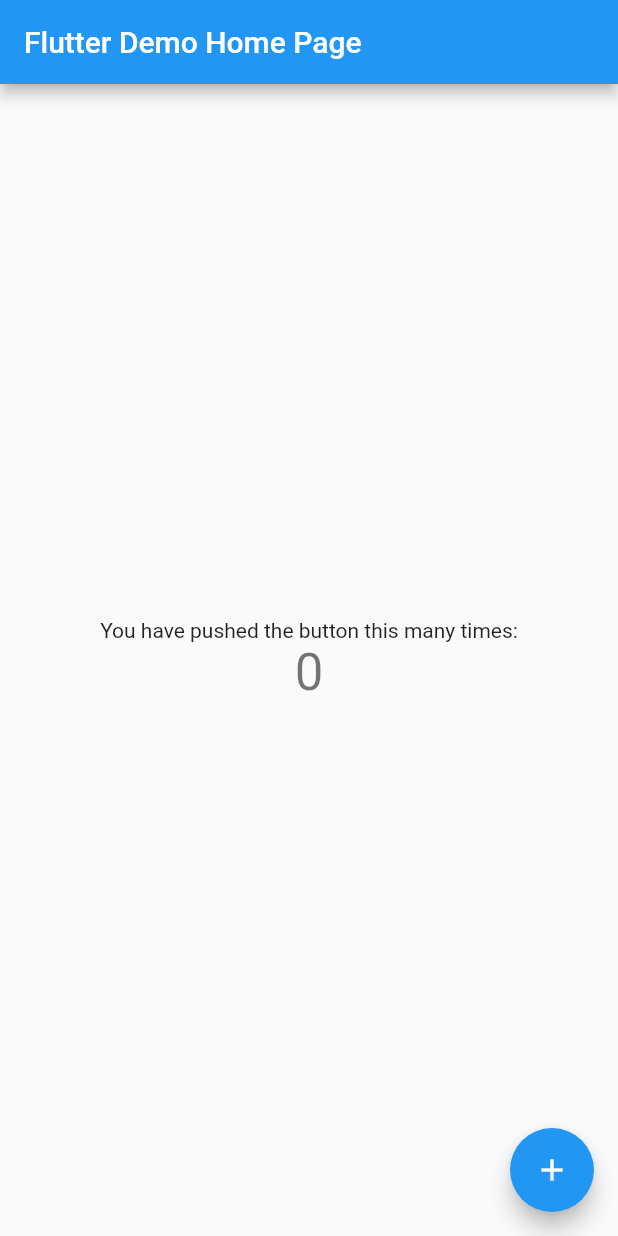
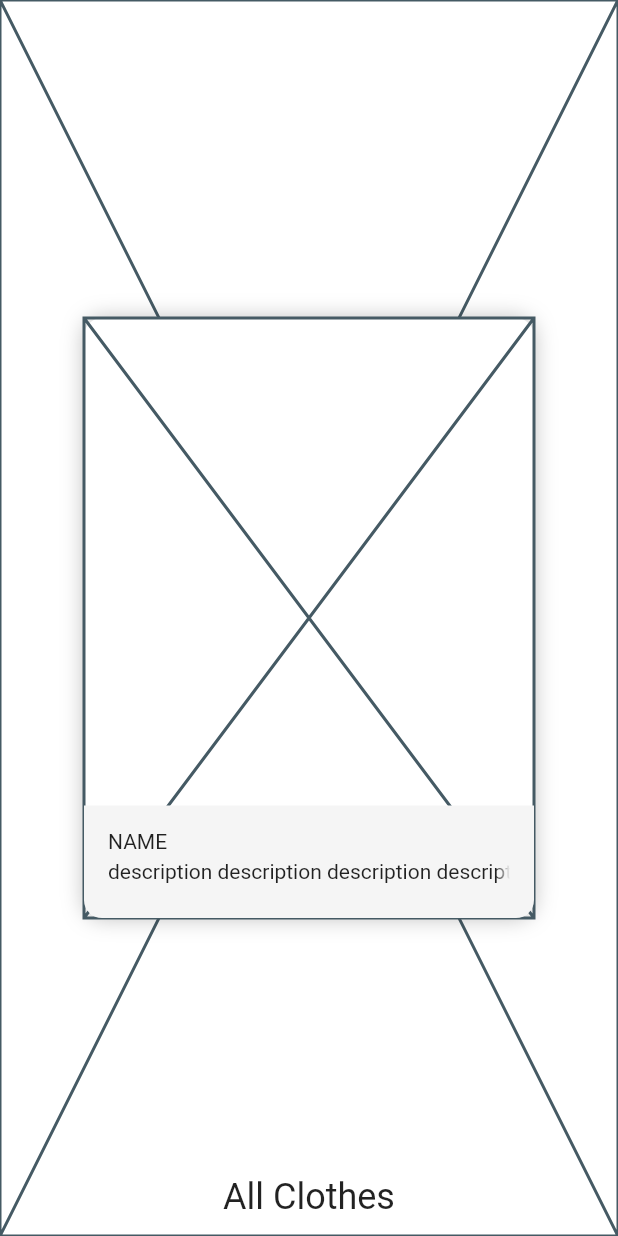
Before and after one commit to DmytroYaskov/A42_project, a Flutter app: the screen it shows after launch, on a phone screen of 412 x 824 dp. Run offline on Flutter 3.47's test engine with Material 2 defaults, Android fonts, the phone set to English and light mode, and no system bars.

Commit message:
first design

```diff
--- /dev/null
+++ b/lib/Item.dart
@@ -0,0 +1,198 @@
+import 'package:flutter/material.dart';
+
+import 'ItemPage.dart';
+
+class ItemWidget extends StatelessWidget{
+
+  String name;
+  String description;
+
+  ItemWidget({Key key,
+    this.name = "NAME",
+    this.description  = "description description description description description description description description description description description description description description description description description description "
+  });
+
+  @override
+  Widget build(BuildContext context) {
+    return Center(
+      child: Container(
+        width: 300,
+        height: 400,
+        decoration: BoxDecoration(
+          color: Colors.white,
+          borderRadius: BorderRadius.all(Radius.circular(12)),
+          boxShadow: [
+            new BoxShadow(
+              color: Colors.black26,
+              blurRadius: 12
+            )
+          ]
+        ),
+        alignment: AlignmentDirectional.bottomCenter,
+        child: Stack(
+          alignment: AlignmentDirectional.bottomCenter,
+          children: <Widget>[
+            Hero(
+              tag: "ItemImage",
+              child: Placeholder(),
+            ),
+            Hero(
+              tag: "Box",
+              child: Container(
+                width: 300,
+                height: 75,
+                decoration: BoxDecoration(
+                    color: Color(0xFFF5F5F5),
+                    borderRadius: BorderRadius.only(
+                        bottomRight: Radius.circular(12),
+                        bottomLeft: Radius.circular(12)
+                    )
+                ),
+                child: Column(
+                  children: <Widget>[
+                    Container(
+
+                      alignment: AlignmentDirectional.topStart,
+
+                      padding: EdgeInsets.only(
+                          left: 16,
+                          top: 16,
+                          right: 16
+                      ),
+                      child: Hero(
+                        tag: "ItemName",
+                        child: Material(
+                          color: Colors.transparent,
+                          child:  Text(name),
+                        ),
+                      ),
+
+
+                    ),
+                    Flexible(
+                      fit: FlexFit.loose,
+                      child: Container(
+
+                        alignment: AlignmentDirectional.topStart,
+
+                        padding: EdgeInsets.only(
+                            left: 16,
+                            top: 4,
+                            right: 16,
+                            bottom: 16
+                        ),
+
+                        decoration: BoxDecoration(
+                        ),
+
+                        child: Hero(
+                          tag: "ItemDes",
+                          child: Material(
+                            color: Colors.transparent,
+                            child: Text(description,
+                              overflow: TextOverflow.fade,
+                              softWrap: false,
+                            ),
+                          ),
+                        ),
+
+
+                      ),
+                    ),
+                  ],
+                ),
+              ),
+              flightShuttleBuilder: (flightContext, animation, direction,
+                  fromContext, toContext) {
+                return Container(
+                  height: 75,
+                  decoration: BoxDecoration(
+                      color: Color(0xFFF5F5F5),
+                      borderRadius: BorderRadius.only(
+                          bottomRight: Radius.circular(12),
+                          bottomLeft: Radius.circular(12)
+                      )
+                  ),
+                  child: Column(
+                    children: <Widget>[
+                      Container(
+
+                        alignment: AlignmentDirectional.topStart,
+
+                        padding: EdgeInsets.only(
+                            left: 16,
+                            top: 16,
+                            right: 16
+                        ),
+                        child: Hero(
+                          tag: "ItemName",
+                          child: Material(
+                            color: Colors.transparent,
+                            child:  Text(name),
+                          ),
+                        ),
+
+
+                      ),
+                      Flexible(
+                        fit: FlexFit.loose,
+                        child: Container(
+
+                          alignment: AlignmentDirectional.topStart,
+
+                          padding: EdgeInsets.only(
+                              left: 16,
+                              top: 4,
+                              right: 16,
+                              bottom: 16
+                          ),
+
+                          decoration: BoxDecoration(
+                          ),
+
+                          child: Hero(
+                            tag: "ItemDes",
+                            child: Material(
+                              color: Colors.transparent,
+                              child: Text(description,
+                                overflow: TextOverflow.fade,
+                                softWrap: false,
+                              ),
+                            ),
+                          ),
+
+
+                        ),
+                      ),
+                    ],
+                  ),
+                );
+              },
+            ),
+            new Center(
+              child: new Material(
+                child: new InkWell(
+                  onTap: (){
+                    print("tapped");
+                    Navigator.push(context, MaterialPageRoute(builder: (_) {
+                      return ItemPage();
+                    }));
+                    },
+                  child: new Container(
+                    width: 300.0,
+                    height: 400.0,
+                  ),
+                  borderRadius: BorderRadius.all(Radius.circular(12)),
+                  splashColor: Color.fromRGBO(0, 0, 0, 0.05),
+                  highlightColor: Color.fromRGBO(0, 0, 0, 0.01),
+                ),
+                color: Colors.transparent,
+              ),
+            ),
+          ],
+        )
+      ),
+    );
+  }
+
+}
--- a/lib/main.dart
+++ b/lib/main.dart
@@ -1,4 +1,7 @@
 import 'package:flutter/material.dart';
+import 'package:flutter/services.dart';
+
+import 'package:a42_project/Item.dart';
 
 void main() => runApp(MyApp());
 
@@ -9,15 +12,6 @@ class MyApp extends StatelessWidget {
     return MaterialApp(
       title: 'Flutter Demo',
       theme: ThemeData(
-        // This is the theme of your application.
-        //
-        // Try running your application with "flutter run". You'll see the
-        // application has a blue toolbar. Then, without quitting the app, try
-        // changing the primarySwatch below to Colors.green and then invoke
-        // "hot reload" (press "r" in the console where you ran "flutter run",
-        // or simply save your changes to "hot reload" in a Flutter IDE).
-        // Notice that the counter didn't reset back to zero; the application
-        // is not restarted.
         primarySwatch: Colors.blue,
       ),
       home: MyHomePage(title: 'Flutter Demo Home Page'),
@@ -28,15 +22,6 @@ class MyApp extends StatelessWidget {
 class MyHomePage extends StatefulWidget {
   MyHomePage({Key key, this.title}) : super(key: key);
 
-  // This widget is the home page of your application. It is stateful, meaning
-  // that it has a State object (defined below) that contains fields that affect
-  // how it looks.
-
-  // This class is the configuration for the state. It holds the values (in this
-  // case the title) provided by the parent (in this case the App widget) and
-  // used by the build method of the State. Fields in a Widget subclass are
-  // always marked "final".
-
   final String title;
 
   @override
@@ -44,68 +29,100 @@ class MyHomePage extends StatefulWidget {
 }
 
 class _MyHomePageState extends State<MyHomePage> {
-  int _counter = 0;
 
-  void _incrementCounter() {
-    setState(() {
-      // This call to setState tells the Flutter framework that something has
-      // changed in this State, which causes it to rerun the build method below
-      // so that the display can reflect the updated values. If we changed
-      // _counter without calling setState(), then the build method would not be
-      // called again, and so nothing would appear to happen.
-      _counter++;
-    });
+  @override
+  void initState() {
+    super.initState();
+    SystemChrome.setPreferredOrientations([
+      DeviceOrientation.portraitUp,
+      DeviceOrientation.portraitDown,
+    ]);
   }
+
+  final String pos = "pos";
+
+  final mPageController = new PageController(
+    initialPage: 0,
+    keepPage: true,
+    viewportFraction: 1
+  );
+
+  final mItemPageController = new PageController(
+      initialPage: 0,
+      keepPage: true,
+      viewportFraction: 1
+  );
 
   @override
   Widget build(BuildContext context) {
-    // This method is rerun every time setState is called, for instance as done
-    // by the _incrementCounter method above.
-    //
-    // The Flutter framework has been optimized to make rerunning build methods
-    // fast, so that you can just rebuild anything that needs updating rather
-    // than having to individually change instances of widgets.
-    return Scaffold(
-      appBar: AppBar(
-        // Here we take the value from the MyHomePage object that was created by
-        // the App.build method, and use it to set our appbar title.
-        title: Text(widget.title),
-      ),
-      body: Center(
-        // Center is a layout widget. It takes a single child and positions it
-        // in the middle of the parent.
-        child: Column(
-          // Column is also layout widget. It takes a list of children and
-          // arranges them vertically. By default, it sizes itself to fit its
-          // children horizontally, and tries to be as tall as its parent.
-          //
-          // Invoke "debug painting" (press "p" in the console, choose the
-          // "Toggle Debug Paint" action from the Flutter Inspector in Android
-          // Studio, or the "Toggle Debug Paint" command in Visual Studio Code)
-          // to see the wireframe for each widget.
-          //
-          // Column has various properties to control how it sizes itself and
-          // how it positions its children. Here we use mainAxisAlignment to
-          // center the children vertically; the main axis here is the vertical
-          // axis because Columns are vertical (the cross axis would be
-          // horizontal).
-          mainAxisAlignment: MainAxisAlignment.center,
-          children: <Widget>[
-            Text(
-              'You have pushed the button this many times:',
-            ),
-            Text(
-              '$_counter',
-              style: Theme.of(context).textTheme.display1,
-            ),
-          ],
-        ),
-      ),
-      floatingActionButton: FloatingActionButton(
-        onPressed: _incrementCounter,
-        tooltip: 'Increment',
-        child: Icon(Icons.add),
-      ), // This trailing comma makes auto-formatting nicer for build methods.
-    );
+     return new Scaffold(
+       backgroundColor: Colors.white,
+       body: Stack(
+         children: <Widget>[
+           Placeholder(),
+           PageView(
+             controller: mPageController,
+             scrollDirection: Axis.vertical,
+             children: <Widget>[
+
+               Scaffold(
+                 backgroundColor: Colors.transparent,
+                 body: Stack(
+                   alignment: AlignmentDirectional.bottomCenter,
+                   children: <Widget>[
+                     PageView(
+                       controller: mItemPageController,
+                       children: <Widget>[
+                         ItemWidget(),
+                         ItemWidget(),
+                       ],
+                     ),
+                     Hero(
+                       tag: pos,
+                       child: Container(
+                         padding: EdgeInsets.all(12),
+                         child: Text("All Clothes",
+                           style: TextStyle(
+                               fontSize: 24
+                           ),
+                         ),
+                       ),
+                     )
+                   ],
+                 )
+               ),
+
+               Scaffold(
+                   backgroundColor: Colors.transparent,
+                   body: Stack(
+                     alignment: AlignmentDirectional.topCenter,
+                     children: <Widget>[
+                       PageView(
+                         controller: mItemPageController,
+                         children: <Widget>[
+                           ItemWidget(),
+                           ItemWidget(),
+                         ],
+                       ),
+                       Hero(
+                         tag: pos,
+                         child: Container(
+                           padding: EdgeInsets.all(12),
+                           child: Text("All Clothes",
+                             style: TextStyle(
+                                 fontSize: 24
+                             ),
+                           ),
+                         ),
+                       )
+                     ],
+                   )
+               ),
+
+             ],
+           )
+         ],
+       ),
+     );
   }
 }
```
Also changed, not shown: lib/ItemPage.dart (added, +97 -0 lines), lib/WeatherCompability.dart (added, +10 -0 lines).
